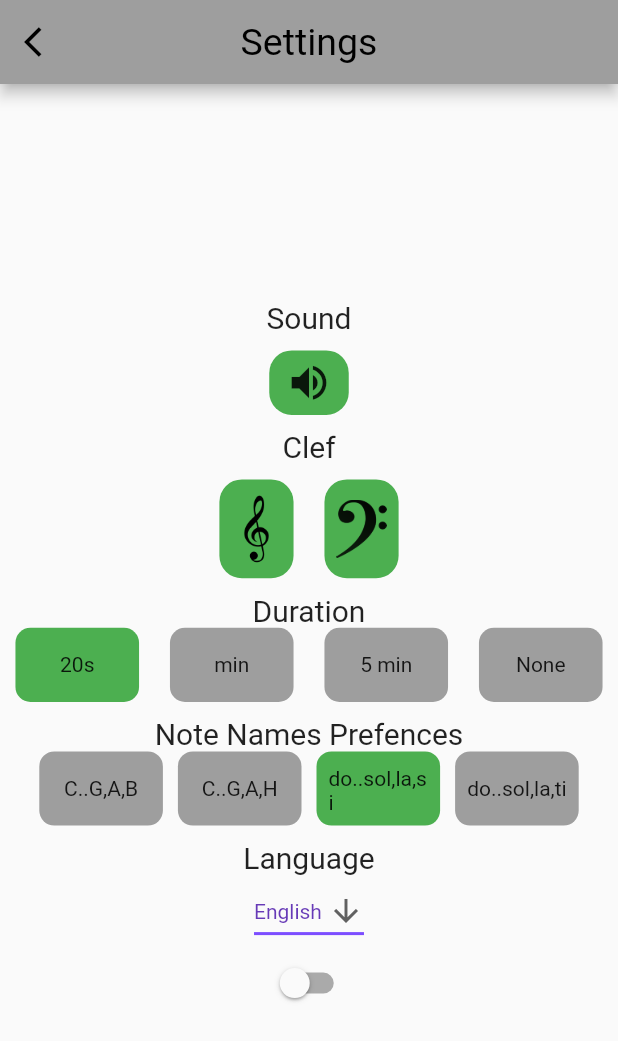
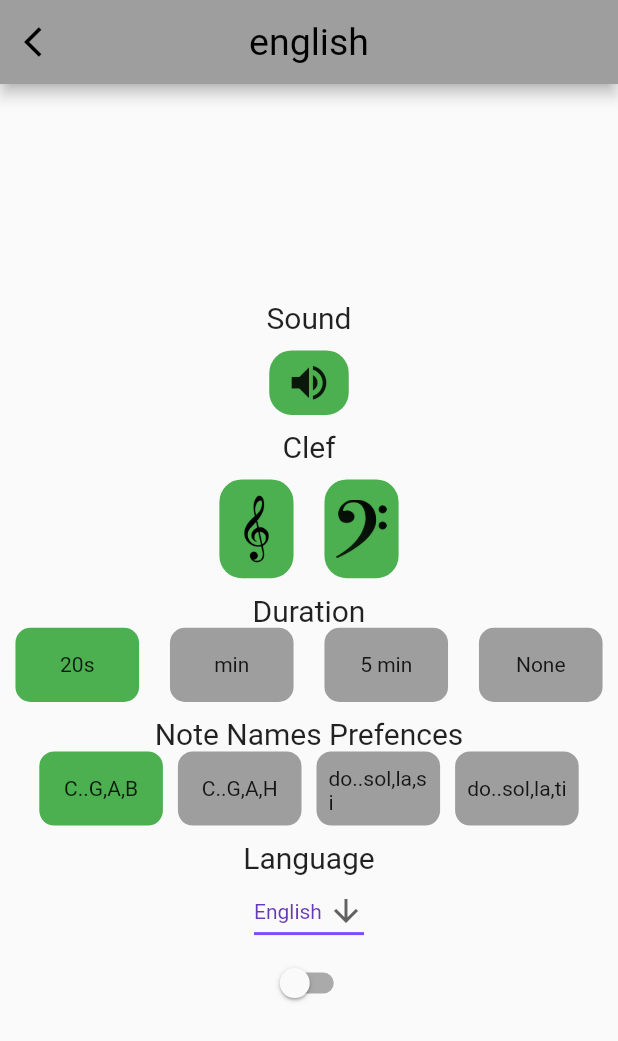
Before and after one commit to aydindie/note_learning_game, a Flutter app: the screen it shows after launch, after a tap on the "settings" icon, on a phone screen of 412 x 824 dp. Shown: the top 1041 px of the screen. Run offline on Flutter 3.47's test engine with Material 2 defaults, Android fonts, the phone set to English and light mode, and no system bars; our stand-ins replace audioplayers, circular_countdown_timer, easy_localization, equatable, flutter_mobx, freezed_annotation and 2 more; missing offline and left inert: staggered_grid_view_flutter; generated files the repository leaves out were written again.

Commit message:
example tranlations added I may remove drpdwnbttn

```diff
--- /dev/null
+++ b/assets/translations/en-US.json
@@ -0,0 +1,4 @@
+{
+    "msg": "this isenglish text",
+    "title": "english"
+}
--- /dev/null
+++ b/assets/translations/tr-TR.json
@@ -0,0 +1,4 @@
+{
+    "msg": "bu Türkçe",
+    "title": "Türkçe"
+}
--- a/lib/data/sharedpref/shared_preference_helper.dart
+++ b/lib/data/sharedpref/shared_preference_helper.dart
@@ -136,6 +136,20 @@ class SharedPreferenceHelper {
 
     return ourIntsave;
   }
+  //======================NoteNamesPreferences====================
+  Future<NoteNamesPreferences?> getNoteNamesPreferences() async {
+    SharedPreferences sharedPreference = await SharedPreferences.getInstance();
+    var ourIntget = sharedPreference.getInt(Preferences.current_note_names);
+    return NoteNamesPreferences.values[ourIntget ?? 0];
+  }
+
+  Future<bool> saveNoteNamesPreferences(NoteNamesPreferences value) async {
+    SharedPreferences sharedPreference = await SharedPreferences.getInstance();
+    var ourIntsave = await sharedPreference.setInt(
+        Preferences.current_note_names, value.index);
+
+    return ourIntsave;
+  }
 
   SharedPreferenceHelper() {
     getSoundOn();
@@ -146,5 +160,6 @@ class SharedPreferenceHelper {
     getBestScore20s();
     getBestScore1m();
     getBestScore5m();
+    getNoteNamesPreferences();
   }
 }
--- a/lib/main.dart
+++ b/lib/main.dart
@@ -1,3 +1,4 @@
+import 'package:easy_localization/easy_localization.dart';
 import 'package:flutter/material.dart';
 import 'package:flutter_mobx/flutter_mobx.dart';
 import 'package:note_learning_game/stores/sound_store.dart';
@@ -8,8 +9,21 @@ import 'package:provider/provider.dart';
 import 'models/note_model.dart';
 import 'stores/all_store.dart';
 
-void main() {
-  runApp(const MyApp());
+void main() async {
+  WidgetsFlutterBinding.ensureInitialized();
+  await EasyLocalization.ensureInitialized();
+
+  runApp(
+    EasyLocalization(
+        supportedLocales: const [
+          Locale('en', 'US'),
+          Locale('tr', 'TR'),
+        ],
+        path:
+            'assets/translations', // <-- change the path of the translation files
+        fallbackLocale: const Locale('en', 'US'),
+        child: const MyApp()),
+  );
 }
 
 class MyApp extends StatelessWidget {
@@ -33,6 +47,9 @@ class MyApp extends StatelessWidget {
           builder: (context) {
             final themeStore = Provider.of<ThemeStore>(context);
             return MaterialApp(
+              localizationsDelegates: context.localizationDelegates,
+              supportedLocales: context.supportedLocales,
+              locale: context.locale,
               title: 'Flutter MobX Theme Example',
               theme: themeStore.themeData,
               home: const MyHomePage(),
--- a/lib/stores/all_store.dart
+++ b/lib/stores/all_store.dart
@@ -154,13 +154,25 @@ abstract class _AllStoreBase with Store {
     this.languagePreferences = languagePreferences;
   }
 
+  //==================NoteNames==================
+
   @observable
   NoteNamesPreferences noteNamesPreferences = NoteNamesPreferences.SI;
 
+  void getNoteNamesFromShared() async {
+    noteNamesPreferences =
+        await SharedPreferenceHelper().getNoteNamesPreferences() ??
+            NoteNamesPreferences.SI;
+  }
+
   @action
-  void changeNoteNamesPreferences(NoteNamesPreferences noteNamesPreferences) {
+  Future<void> changeNoteNamesPreferences(
+      NoteNamesPreferences noteNamesPreferences) async {
     this.noteNamesPreferences = noteNamesPreferences;
+    await SharedPreferenceHelper().saveNoteNamesPreferences(noteNamesPreferences);
   }
+
+//================================================
 
   BuildContext? contextt;
   late INoteService homeService;
@@ -327,6 +339,7 @@ abstract class _AllStoreBase with Store {
     getScore20sFromShared();
     getScore1mFromShared();
     getScore5mFromShared();
+    getNoteNamesFromShared();
   }
 
   @action
--- a/lib/ui/Settings/settings.dart
+++ b/lib/ui/Settings/settings.dart
@@ -1,4 +1,5 @@
 // ignore_for_file: public_member_api_docs, sort_constructors_first, unused_local_variable
+import 'package:easy_localization/easy_localization.dart';
 import 'package:flutter/material.dart';
 import 'package:flutter_mobx/flutter_mobx.dart';
 import 'package:provider/provider.dart';
@@ -30,11 +31,12 @@ class _SettingsViewState extends State<SettingsView> {
     return Scaffold(
       appBar: AppBar(
           backgroundColor: Colors.grey,
-          title: const Text('Settings',
-              style: TextStyle(
-                  color: Colors.black,
-                  fontSize: 25,
-                  fontWeight: FontWeight.w400)),
+          title: const Text('title',
+                  style: TextStyle(
+                      color: Colors.black,
+                      fontSize: 25,
+                      fontWeight: FontWeight.w400))
+              .tr(),
           centerTitle: true,
           leading: IconButton(
             onPressed: () {
--- a/lib/widgets/countdown_timer.dart
+++ b/lib/widgets/countdown_timer.dart
@@ -75,11 +75,13 @@ class _CountdownTimerState extends State<CountdownTimer> {
                       })
                     : Container(),
                 Observer(builder: (_) {
-                  return InkWell(
-                    onTap: () {
-                      viewModel.countDownController.start();
-                    },
-                    child: CircularCountDownTimer(
+                  return
+                      //  InkWell(
+                      //   onTap: () {
+                      //     viewModel.countDownController.start();
+                      //   },
+                      //   child:
+                      CircularCountDownTimer(
                     duration: viewModel.defaultDuration,
                     initialDuration: 0,
                     controller: viewModel.countDownController,
@@ -128,7 +130,7 @@ class _CountdownTimerState extends State<CountdownTimer> {
                             defaultFormatterFunction, [duration]);
                       }
                     },
-                    ),
+                    // ),
                   );
                 }),
               ],
--- a/pubspec.yaml
+++ b/pubspec.yaml
@@ -36,6 +36,7 @@ dependencies:
 
   #storage shared
   shared_preferences: ^2.0.18
+  easy_localization: ^3.0.1
 
 dev_dependencies:
   flutter_test:
@@ -53,6 +54,7 @@ flutter:
     - assets/data/example_data.json
     - assets/piano-mp3/
     - assets/images/
+    - assets/translations/
 
   fonts:
     - family: Mulish
```
Also changed, not shown: lib/stores/all_store.g.dart, pubspec.lock. Lines whose indentation alone changed are shown as unchanged.
